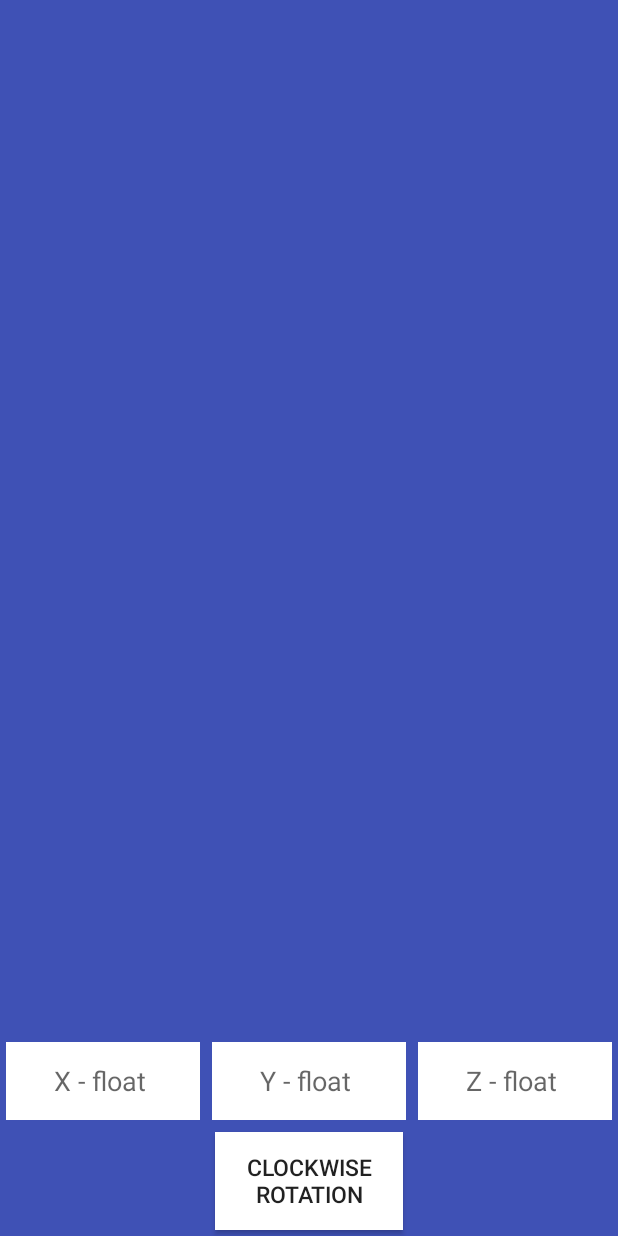
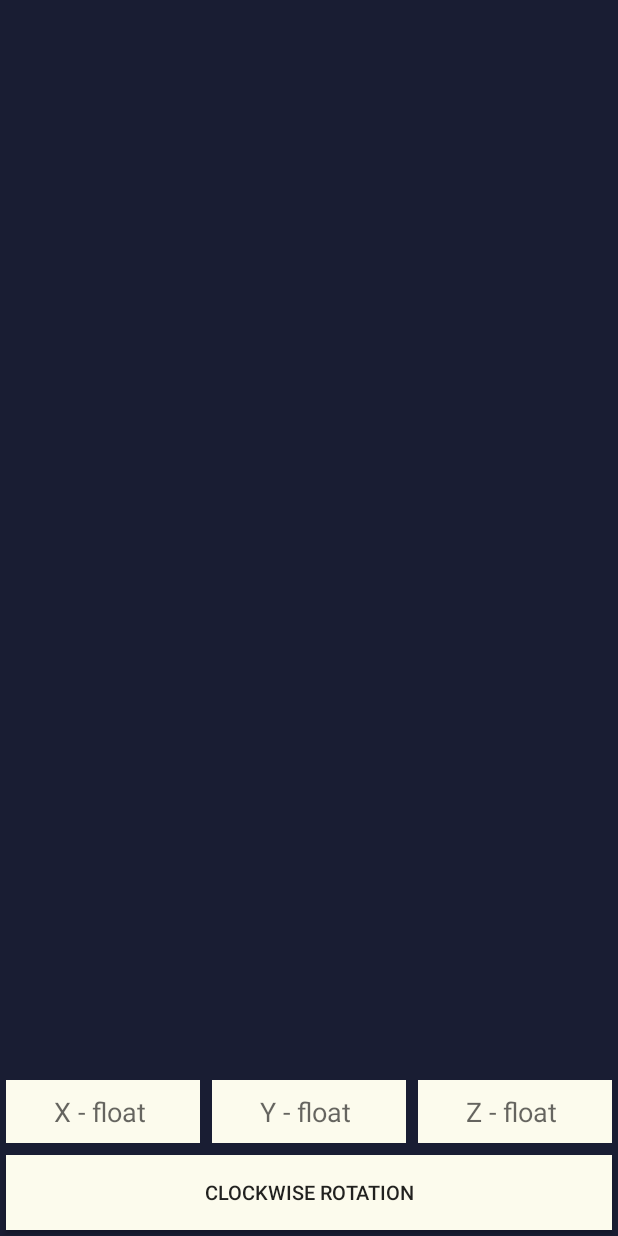
Before and after one commit to Arianroid/OpenGL-render-with-shape, an Android app: the layout content_main.xml on its own in the app's theme, with its tools: preview values and no code run, on a phone screen of 412 x 824 dp. Run offline under Robolectric (Android 15) with nearby library versions, the phone set to English and light mode, and no system bars.

```diff
--- a/app/src/main/res/layout/content_main.xml
+++ b/app/src/main/res/layout/content_main.xml
@@ -9,7 +9,7 @@
 
     <LinearLayout
         android:layout_width="match_parent"
-        android:layout_height="60dp"
+        android:layout_height="50dp"
         android:background="@color/colorPrimary"
         android:gravity="bottom">
 
@@ -19,7 +19,7 @@
             android:layout_height="match_parent"
             android:layout_margin="4dp"
             android:layout_weight="1"
-            android:background="#FFF"
+            android:background="#fcfbed"
             android:gravity="center"
             android:hint="X - float " />
 
@@ -29,7 +29,7 @@
             android:layout_height="match_parent"
             android:layout_margin="4dp"
             android:layout_weight="1"
-            android:background="#FFF"
+            android:background="#fcfbed"
             android:gravity="center"
             android:hint="Y - float " />
 
@@ -39,7 +39,7 @@
             android:layout_height="match_parent"
             android:layout_margin="4dp"
             android:layout_weight="1"
-            android:background="#FFF"
+            android:background="#fcfbed"
             android:gravity="center"
             android:hint="Z - float " />
 
@@ -48,12 +48,12 @@
 
     <Button
         android:id="@+id/btnClockWise"
-        android:layout_width="125dp"
-        android:layout_height="65dp"
+        android:layout_width="match_parent"
+        android:layout_height="50dp"
         android:layout_gravity="center"
         android:layout_margin="4dp"
-        android:background="#FFF"
+        android:background="#fcfbed"
         android:gravity="center"
         android:text="Clockwise rotation"
-        android:textSize="15sp" />
+        android:textSize="13sp" />
 </LinearLayout>
--- a/app/src/main/res/values/colors.xml
+++ b/app/src/main/res/values/colors.xml
@@ -1,6 +1,6 @@
 <?xml version="1.0" encoding="utf-8"?>
 <resources>
-    <color name="colorPrimary">#3F51B5</color>
-    <color name="colorPrimaryDark">#303F9F</color>
+    <color name="colorPrimary">#191d33</color>
+    <color name="colorPrimaryDark">#191d33</color>
     <color name="colorAccent">#FF4081</color>
 </resources>
--- a/build.gradle
+++ b/build.gradle
@@ -7,7 +7,7 @@ buildscript {
         jcenter()
     }
     dependencies {
-        classpath 'com.android.tools.build:gradle:3.0.1'
+        classpath 'com.android.tools.build:gradle:3.2.1'
 
 
         // NOTE: Do not place your application dependencies here; they belong
```
Also changed, not shown: app/build.gradle (+8 -5 lines), app/src/main/res/layout/activity_main.xml (+12 -6 lines), gradle/wrapper/gradle-wrapper.properties.
